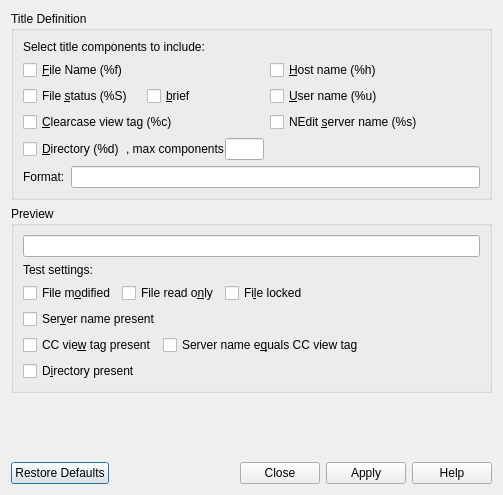
eteran/nedit-ng, file src/DialogWindowTitle.ui: the form before one commit.
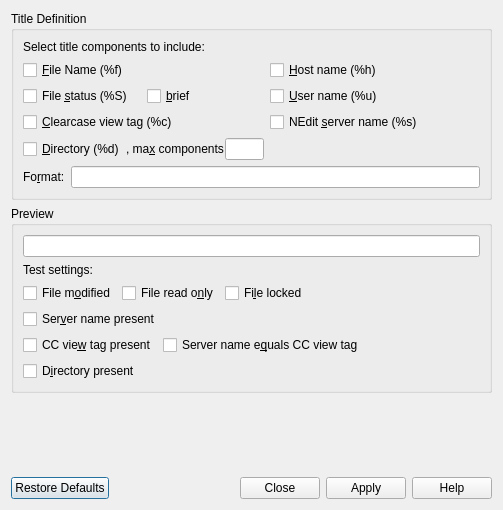
The form after the commit.

Patch:
```diff
--- a/src/DialogWindowTitle.ui
+++ b/src/DialogWindowTitle.ui
@@ -7,7 +7,7 @@
     <x>0</x>
     <y>0</y>
     <width>503</width>
-    <height>495</height>
+    <height>510</height>
    </rect>
   </property>
   <property name="windowTitle">
@@ -97,7 +97,10 @@
           <item>
            <widget class="QLabel" name="labelDirectory">
             <property name="text">
-             <string>, max components</string>
+             <string>, ma&amp;x components</string>
+            </property>
+            <property name="buddy">
+             <cstring>editDirectory</cstring>
             </property>
            </widget>
           </item>
@@ -126,7 +129,10 @@
         <item>
          <widget class="QLabel" name="label_2">
           <property name="text">
-           <string>Format:</string>
+           <string>Fo&amp;rmat:</string>
+          </property>
+          <property name="buddy">
+           <cstring>editFormat</cstring>
           </property>
          </widget>
         </item>
```
